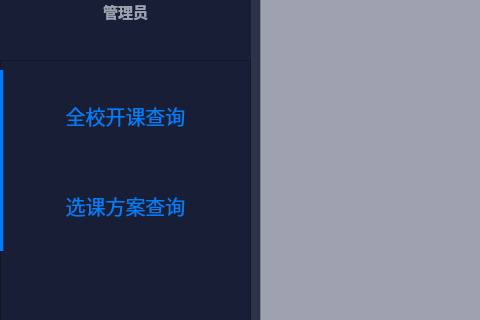
Above: mainwindow.ui from Voltline/Wisdom-Academic-Affairs before the change; both pictures show x 0 to 480 and y 170 to 490 of the 1070 by 630 pixel window. Below: the same form after it.
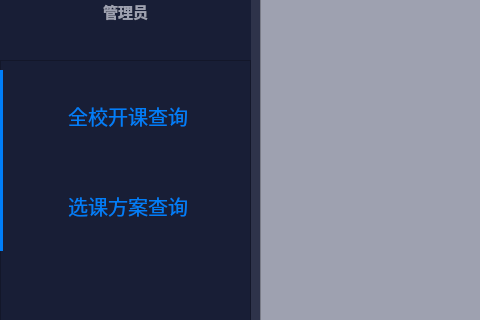
That is the form after the change. Icons and pictures are not drawn.

Commit message: 增加按钮左侧的图标

```diff
--- a/mainwindow.ui
+++ b/mainwindow.ui
@@ -300,7 +300,17 @@
        <string notr="true">color: rgb(0, 126, 249);</string>
       </property>
       <property name="text">
-       <string>全校开课查询</string>
+       <string> 全校开课查询</string>
+      </property>
+      <property name="icon">
+       <iconset resource="icon.qrc">
+        <normaloff>:/back/allsearch.png</normaloff>:/back/allsearch.png</iconset>
+      </property>
+      <property name="iconSize">
+       <size>
+        <width>30</width>
+        <height>30</height>
+       </size>
       </property>
       <property name="autoDefault">
        <bool>false</bool>
@@ -330,7 +340,17 @@
        <string notr="true">color: rgb(0, 126, 249);</string>
       </property>
       <property name="text">
-       <string>选课方案查询</string>
+       <string> 选课方案查询</string>
+      </property>
+      <property name="icon">
+       <iconset resource="icon.qrc">
+        <normaloff>:/back/plan.png</normaloff>:/back/plan.png</iconset>
+      </property>
+      <property name="iconSize">
+       <size>
+        <width>30</width>
+        <height>30</height>
+       </size>
       </property>
       <property name="autoDefault">
        <bool>false</bool>
```
The commit also changes 3 other files.
